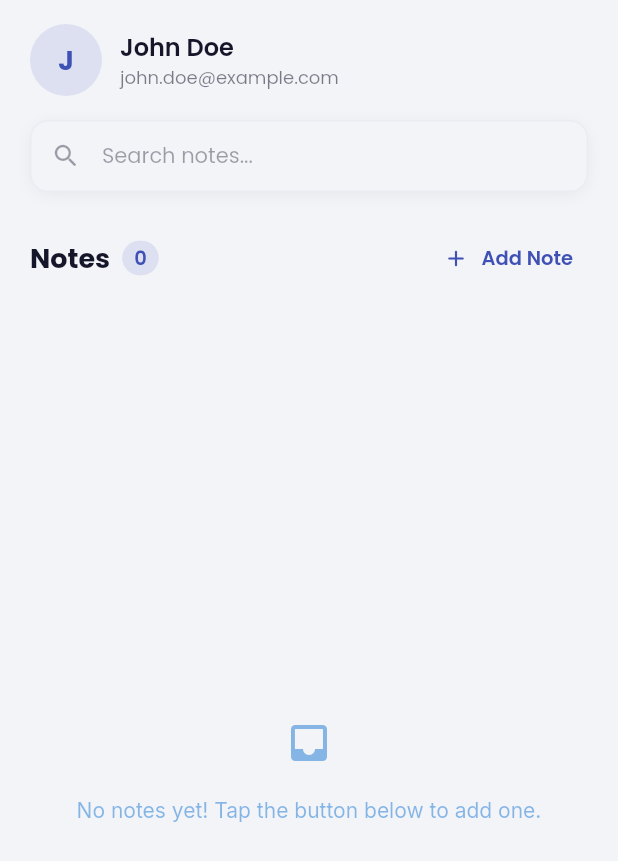
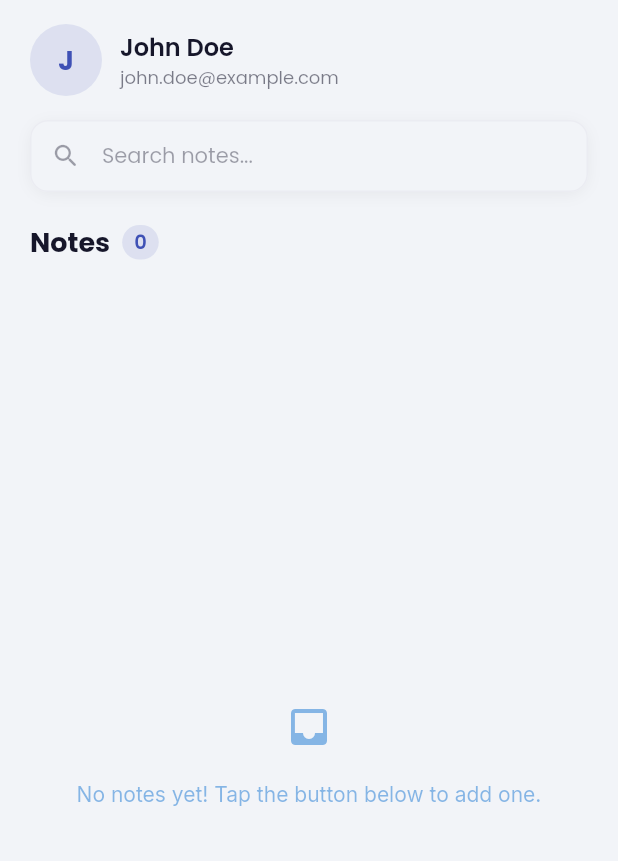
Before and after one commit to vitu168/note_app, a Flutter app: the HomePage screen opened directly, on a phone screen of 412 x 824 dp. Shown: the top 861 px of the screen. Run offline on Flutter 3.47's test engine with Material 3 defaults, Android fonts, the phone set to English and light mode, and no system bars; our stand-ins replace dio, google_fonts, shared_preferences, supabase_flutter; accounts and stored records are empty; network calls fail.

Commit message:
refactor: Remove unused AddNotePage and related functionality from HomePage

```diff
--- a/lib/core/presentation/pages/home_page/home_page.dart
+++ b/lib/core/presentation/pages/home_page/home_page.dart
@@ -4,7 +4,6 @@ import 'package:note_app/core/presentation/components/item_gap.dart';
 import 'package:note_app/core/presentation/pages/home_page/home_page_provider.dart';
 import 'package:note_app/core/presentation/widgets/note_card.dart';
 import 'package:note_app/core/presentation/components/empty_data.dart';
-import 'package:note_app/core/presentation/pages/add_note_page/add_note_page.dart';
 import 'package:note_app/core/presentation/pages/note_view_page/note_view_page.dart';
 import 'package:note_app/core/models/note_info.dart';
 import 'package:note_app/core/providers/user_profile_provider.dart';
@@ -41,16 +40,6 @@ class _HomePageState extends State<HomePage> {
       MaterialPageRoute(builder: (_) => NoteViewPage(note: note)),
     );
     if (refreshed == true && context.mounted) {
-      context.read<HomePageProvider>().loadNotes();
-    }
-  }
-
-  Future<void> _openAddNote() async {
-    final created = await Navigator.push<bool>(
-      context,
-      MaterialPageRoute(builder: (_) => const AddNotePage()),
-    );
-    if (created == true && context.mounted) {
       context.read<HomePageProvider>().loadNotes();
     }
   }
@@ -118,27 +107,6 @@ class _HomePageState extends State<HomePage> {
                     ),
                   ),
                   const Spacer(),
-                  // Add note text button (secondary CTA)
-                  TextButton.icon(
-                    onPressed: _openAddNote,
-                    icon: Icon(
-                      Icons.add_rounded,
-                      size: 18,
-                      color: theme.colorScheme.primary,
-                    ),
-                    label: Text(
-                      l10n.addNote,
-                      style: GoogleFonts.poppins(
-                        fontSize: 13,
-                        color: theme.colorScheme.primary,
-                        fontWeight: FontWeight.w600,
-                      ),
-                    ),
-                    style: TextButton.styleFrom(
-                      padding: const EdgeInsets.symmetric(
-                          horizontal: 10, vertical: 4),
-                    ),
-                  ),
                 ],
               ),
             ),
```
